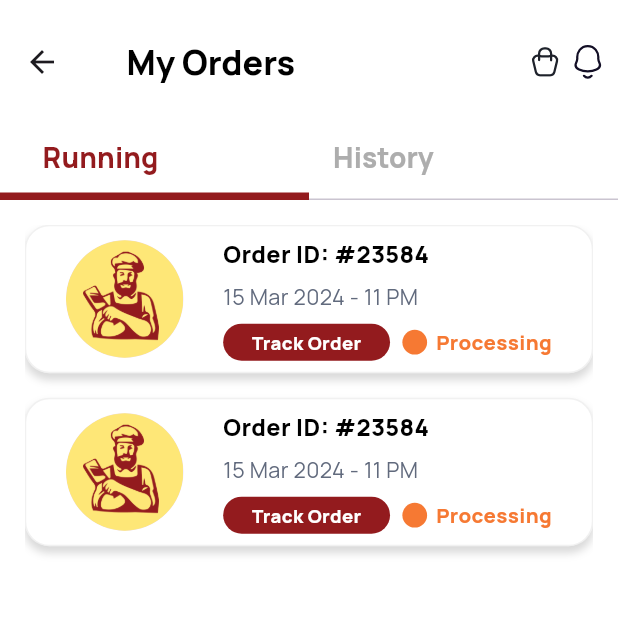
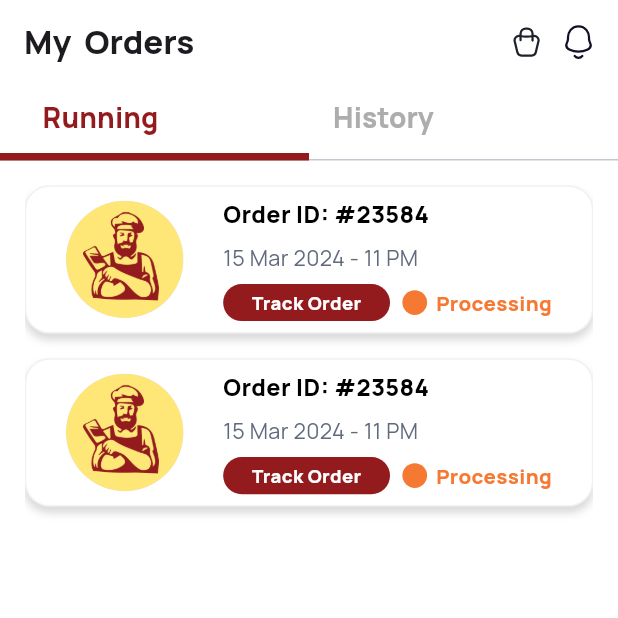
Before and after one commit to fazilnazkolambil/meat_shop_app, a Flutter app: the MyOrders screen opened directly, on a phone screen of 412 x 824 dp, the top half of it. Run offline on Flutter 3.47's test engine with Material 3 defaults, Android fonts, the phone set to English and light mode, and no system bars; our stand-ins replace animated_notch_bottom_bar, carousel_slider, cloud_firestore, country_code_picker, firebase_auth, firebase_core and 11 more; missing offline and left inert: date_time_picker_widget, favorite_button; accounts and stored records are empty; project files that could hold a hidden picture were left out.

Commit message:
corrections done

```diff
--- a/lib/feature/favoritePage/screens/favourite_page.dart
+++ b/lib/feature/favoritePage/screens/favourite_page.dart
@@ -28,12 +28,12 @@ class _favouritePageState extends State<favouritePage> {
     return Scaffold(
       backgroundColor: colorConst.white,
       appBar: AppBar(
+        backgroundColor: colorConst.white,
         leading: SizedBox(),
         leadingWidth: 0,
         title: Text("Favourite",
           style: TextStyle(
             fontWeight: FontWeight.w800,
-
           ),),
         actions: [
           InkWell(
--- a/lib/feature/homePage/screens/HomePage.dart
+++ b/lib/feature/homePage/screens/HomePage.dart
@@ -63,10 +63,10 @@ bool loading  = false;
       appBar: AppBar(
         backgroundColor: Colors.white,
         elevation: 0,
-        leading: loginId != null && userImage != null?
+        leading: loginId != null && userImage != null && userImage != ""?
         CircleAvatar(
           radius: scrWidth*0.05,
-          backgroundImage: NetworkImage(userImage!),
+          backgroundImage:NetworkImage(userImage!),
         ):
         CircleAvatar(
           radius: scrWidth*0.05,
--- a/lib/feature/morePage/screens/more_page.dart
+++ b/lib/feature/morePage/screens/more_page.dart
@@ -60,7 +60,7 @@ class _morePageState extends State<morePage> {
       appBar: AppBar(
         backgroundColor: colorConst.white,
         elevation: 0,
-        leading: loginId!= null && userImage != null?
+        leading: loginId!= null && userImage != null && userImage != ""?
         CircleAvatar(
           radius: scrWidth*0.05,
           backgroundImage: NetworkImage(userImage!),
--- a/lib/feature/ordersPage/screens/My_Orders.dart
+++ b/lib/feature/ordersPage/screens/My_Orders.dart
@@ -6,6 +6,9 @@ import 'package:flutter_svg/svg.dart';
 import 'package:meat_shop_app/core/constant/color_const.dart';
 import 'package:meat_shop_app/core/constant/image_const.dart';
 import 'package:meat_shop_app/main.dart';
+
+import '../../homePage/screens/meatList.dart';
+import 'cart_page.dart';
 
 class MyOrders extends StatefulWidget {
   const MyOrders({super.key});
@@ -24,22 +27,50 @@ class _MyOrdersState extends State<MyOrders> {
         backgroundColor: colorConst.white,
         appBar: AppBar(
           backgroundColor: colorConst.white,
-          elevation: 0,
-          toolbarHeight: scrHeight * 0.1,
-          // leadingWidth: w * 0.03,
-          title: Padding(
-            padding: EdgeInsets.all(scrWidth*0.03),
-            child: Text("My Orders",
-                style: TextStyle(
-                    color: colorConst.black,
-                    fontSize: scrWidth * 0.055,
-                    fontWeight: FontWeight.w800)),
-          ),
+          leading: SizedBox(),
+          leadingWidth: 0,
+          title: Text("My  Orders",
+            style: TextStyle(
+              fontWeight: FontWeight.w800,
+
+            ),),
           actions: [
-            SvgPicture.asset(iconConst.cart),
-            SizedBox(width: scrWidth*0.025,),
+            InkWell(
+                onTap: () {
+                  Navigator.push(context, MaterialPageRoute(builder: (context) => cartPage(),));
+                },
+                child: addCart.isEmpty?
+                SvgPicture.asset(iconConst.cart):
+                SizedBox(
+                  height: scrWidth*0.08,
+                  width: scrWidth*0.08,
+                  child: Stack(
+                    children: [
+                      Positioned(
+                        bottom: scrWidth*0.03,
+                        left: scrWidth*0.03,
+                        child: CircleAvatar(
+                          backgroundColor: colorConst.meroon,
+                          radius: scrWidth*0.025,
+                          child: Center(
+                            child: Text(addCart.length.toString(),style: TextStyle(
+                                color: colorConst.white,
+                                fontWeight: FontWeight.w600,
+                                fontSize: scrWidth*0.03
+                            ),),
+                          ),
+                        ),
+                      ),
+                      Positioned(
+                          left: 0,
+                          bottom: 0,
+                          child: SvgPicture.asset(iconConst.cart,)),
+                    ],
+                  ),
+                )),
+            SizedBox(width: scrWidth*0.04,),
             SvgPicture.asset(iconConst.notification),
-            SizedBox(width: scrWidth*0.025,),
+            SizedBox(width: scrWidth*0.04,),
           ],
           bottom:
           TabBar(
```
Also changed, not shown: lib/feature/ordersPage/screens/cart_page.dart (+4 -9 lines).
